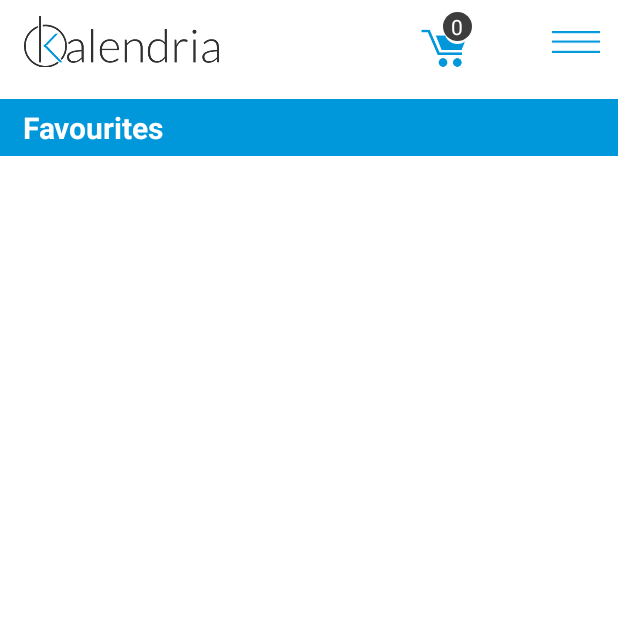
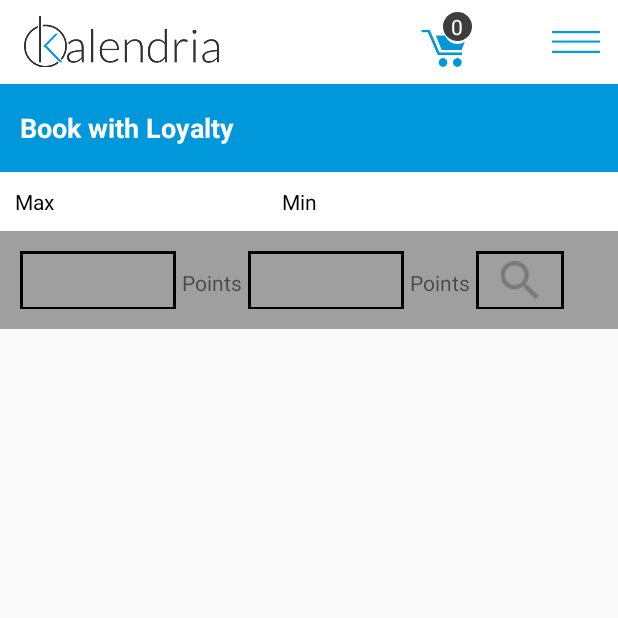
Before and after one commit to jeanmurugan/KalendriaNew, an Android app: the fragment BookWithLoyaltyFragment placed in its activity, on a phone screen of 412 x 824 dp, the top half of it. Run offline under Robolectric (Android 15) with nearby library versions, the phone set to English and light mode, and no system bars; our stand-ins replace Picasso, sdp/ssp sizes; pictures from the network do not load.

```diff
--- a/app/src/main/java/com/kalendria/kalendria/fragment/BookWithLoyaltyFragment.java
+++ b/app/src/main/java/com/kalendria/kalendria/fragment/BookWithLoyaltyFragment.java
@@ -6,6 +6,9 @@ import android.support.v4.app.Fragment;
 import android.view.LayoutInflater;
 import android.view.View;
 import android.view.ViewGroup;
+import android.widget.EditText;
+import android.widget.ImageView;
+import android.widget.ListView;
 
 import com.kalendria.kalendria.R;
 
@@ -15,6 +18,9 @@ import com.kalendria.kalendria.R;
  */
 public class BookWithLoyaltyFragment extends Fragment {
 
+    EditText maximum_et,minimum_et;
+    ImageView searchImage;
+    ListView lv_book_with_loyalty;
     @Override
     public void onCreate(Bundle savedInstanceState) {
         super.onCreate(savedInstanceState);
@@ -22,7 +28,12 @@ public class BookWithLoyaltyFragment extends Fragment {
 
     @Override
     public View onCreateView(LayoutInflater inflater, ViewGroup container, Bundle savedInstanceState) {
-        View rootView = inflater.inflate(R.layout.favorite_fragment, container, false);
+        View rootView = inflater.inflate(R.layout.book_with_loyalty, container, false);
+        maximum_et=(EditText)rootView.findViewById(R.id.maximum_et);
+        minimum_et=(EditText)rootView.findViewById(R.id.minimum_et);
+        searchImage=(ImageView)rootView.findViewById(R.id.searchImage);
+        lv_book_with_loyalty=(ListView) rootView.findViewById(R.id.lv_book_with_loyalty);
+
         return rootView;
     }
 
--- /dev/null
+++ b/app/src/main/res/drawable/rectange_border_bookwithloyality.xml
@@ -0,0 +1,8 @@
+<shape xmlns:android="http://schemas.android.com/apk/res/android"
+    android:shape="rectangle" >
+
+    <stroke
+        android:width="2dp"
+        android:color="#000000" />
+
+</shape>
--- /dev/null
+++ b/app/src/main/res/layout/book_with_loyalty.xml
@@ -0,0 +1,101 @@
+<?xml version="1.0" encoding="utf-8"?>
+<LinearLayout xmlns:android="http://schemas.android.com/apk/res/android"
+    android:layout_width="match_parent"
+    android:layout_height="match_parent"
+    android:orientation="vertical">
+
+    <TextView
+        android:id="@+id/selected_category"
+        android:layout_width="match_parent"
+        android:layout_height="@dimen/_45sdp"
+        android:background="#0097db"
+        android:gravity="left|center"
+        android:padding="@dimen/_10sdp"
+        android:text="Book with Loyalty"
+        android:textColor="@android:color/white"
+        android:textSize="18sp"
+        android:textStyle="bold" />
+
+    <TableLayout
+        android:layout_width="match_parent"
+        android:layout_height="wrap_content"
+        android:background="#ffffff"
+        android:shrinkColumns="*"
+        android:stretchColumns="*">
+
+        <TableRow
+            android:layout_width="match_parent"
+            android:layout_height="wrap_content"
+            android:gravity="center_horizontal">
+
+            <TextView
+
+                android:layout_span="1"
+                android:gravity="left"
+                android:padding="10dip"
+                android:text="Max"
+                android:textColor="#000000" />
+
+            <TextView
+                android:layout_marginRight="@dimen/_45sdp"
+                android:gravity="left"
+                android:padding="10dip"
+                android:text="Min"
+                android:textColor="#000000" />
+        </TableRow>
+
+        <LinearLayout
+            android:layout_width="match_parent"
+            android:layout_height="@dimen/_50sdp"
+            android:background="#a09f9f"
+            android:orientation="horizontal"
+            android:padding="@dimen/_10sdp">
+
+            <EditText
+                android:id="@+id/maximum_et"
+                android:layout_width="@dimen/_80sdp"
+                android:layout_height="@dimen/_30sdp"
+                android:background="@drawable/rectange_border_bookwithloyality"
+                android:textCursorDrawable="@null" />
+
+            <TextView
+                android:layout_width="wrap_content"
+                android:layout_height="wrap_content"
+                android:padding="@dimen/_3sdp"
+                android:text="Points" />
+
+            <EditText
+                android:id="@+id/minimum_et"
+                android:layout_width="@dimen/_80sdp"
+                android:layout_height="@dimen/_30sdp"
+                android:background="@drawable/rectange_border_bookwithloyality"
+                android:textCursorDrawable="@null" />
+
+            <TextView
+                android:layout_width="wrap_content"
+                android:layout_height="wrap_content"
+                android:padding="@dimen/_3sdp"
+                android:text="Points" />
+
+            <ImageView
+                android:id="@+id/searchImage"
+                android:layout_width="@dimen/_45sdp"
+                android:layout_height="@dimen/_30sdp"
+                android:layout_gravity="center"
+                android:background="@drawable/rectange_border_bookwithloyality"
+                android:padding="@dimen/_5sdp"
+                android:src="@drawable/searchs" />
+
+
+        </LinearLayout>
+
+
+    </TableLayout>
+
+    <ListView
+        android:id="@+id/lv_book_with_loyalty"
+        android:layout_width="match_parent"
+        android:layout_height="wrap_content">
+
+    </ListView>
+</LinearLayout>
```
